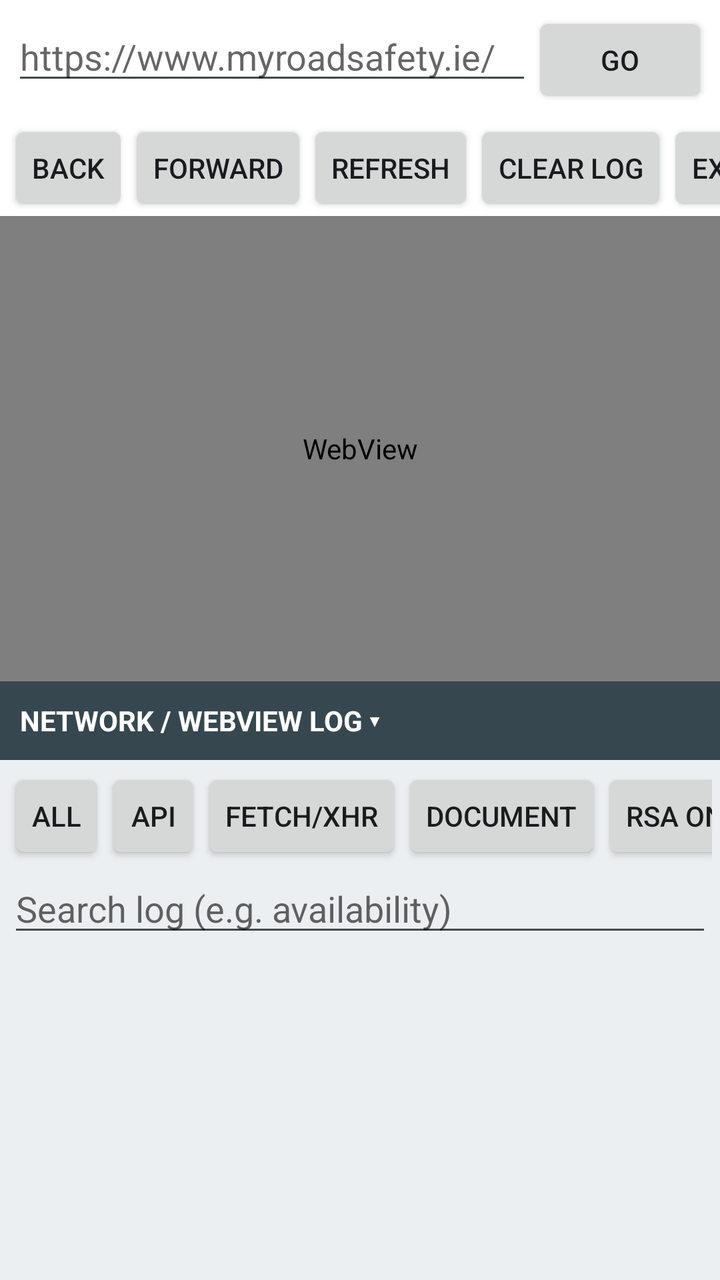
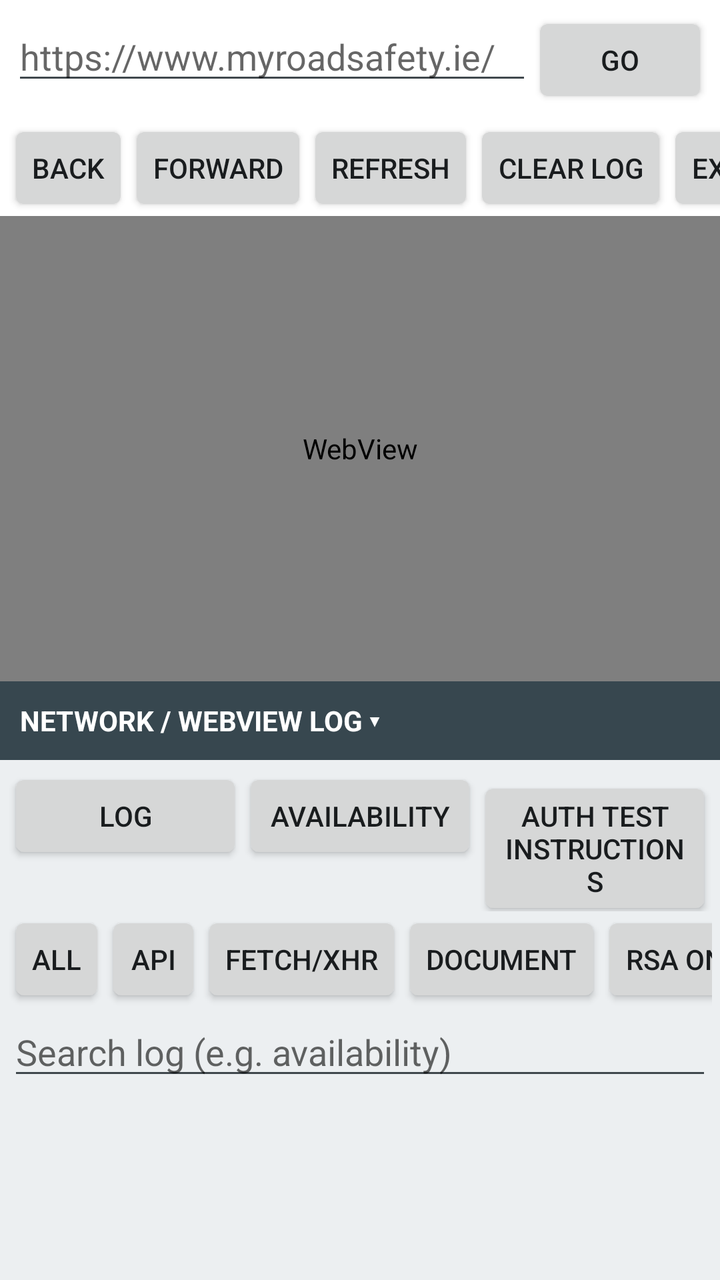

Screens rendered from an Android XML layout before and after an edit, with the pre-edit source and the edit as a unified diff.
<!-- AndroidManifest.xml: application theme AppTheme -->
<!-- res/layout/activity_main.xml -->
<?xml version="1.0" encoding="utf-8"?>
<LinearLayout xmlns:android="http://schemas.android.com/apk/res/android"
    android:layout_width="match_parent"
    android:layout_height="match_parent"
    android:orientation="vertical"
    android:background="@color/background">

    <TextView
        android:id="@+id/restrictionBanner"
        android:layout_width="match_parent"
        android:layout_height="wrap_content"
        android:background="@color/restrictionRed"
        android:textColor="@android:color/white"
        android:textStyle="bold"
        android:textSize="16sp"
        android:gravity="center"
        android:padding="14dp"
        android:visibility="gone"
        android:text="@string/restriction_warning" />

    <LinearLayout
        android:layout_width="match_parent"
        android:layout_height="wrap_content"
        android:orientation="horizontal"
        android:padding="6dp">

        <EditText
            android:id="@+id/addressBar"
            android:layout_width="0dp"
            android:layout_weight="1"
            android:layout_height="wrap_content"
            android:singleLine="true"
            android:inputType="textUri"
            android:imeOptions="actionGo"
            android:hint="@string/address_bar_hint" />

        <Button
            android:id="@+id/goButton"
            android:layout_width="wrap_content"
            android:layout_height="wrap_content"
            android:text="@string/action_go" />
    </LinearLayout>

    <HorizontalScrollView
        android:layout_width="match_parent"
        android:layout_height="wrap_content"
        android:scrollbars="none">

        <LinearLayout
            android:layout_width="wrap_content"
            android:layout_height="wrap_content"
            android:orientation="horizontal"
            android:paddingStart="4dp"
            android:paddingEnd="4dp">

            <Button android:id="@+id/backButton" style="?android:attr/buttonStyleSmall"
                android:layout_width="wrap_content" android:layout_height="wrap_content"
                android:text="@string/action_back" />
            <Button android:id="@+id/forwardButton" style="?android:attr/buttonStyleSmall"
                android:layout_width="wrap_content" android:layout_height="wrap_content"
                android:text="@string/action_forward" />
            <Button android:id="@+id/refreshButton" style="?android:attr/buttonStyleSmall"
                android:layout_width="wrap_content" android:layout_height="wrap_content"
                android:text="@string/action_refresh" />
            <Button android:id="@+id/clearLogButton" style="?android:attr/buttonStyleSmall"
                android:layout_width="wrap_content" android:layout_height="wrap_content"
                android:text="@string/action_clear_log" />
            <Button android:id="@+id/exportLogButton" style="?android:attr/buttonStyleSmall"
                android:layout_width="wrap_content" android:layout_height="wrap_content"
                android:text="@string/action_export_log" />
            <Button android:id="@+id/copyLogButton" style="?android:attr/buttonStyleSmall"
                android:layout_width="wrap_content" android:layout_height="wrap_content"
                android:text="@string/action_copy_log" />
        </LinearLayout>
    </HorizontalScrollView>

    <WebView
        android:id="@+id/webView"
        android:layout_width="match_parent"
        android:layout_height="0dp"
        android:layout_weight="1" />

    <TextView
        android:id="@+id/logToggleHeader"
        android:layout_width="match_parent"
        android:layout_height="wrap_content"
        android:background="@color/panelHeader"
        android:textColor="@android:color/white"
        android:textStyle="bold"
        android:padding="10dp"
        android:clickable="true"
        android:focusable="true"
        android:text="@string/log_panel_title_expanded" />

    <LinearLayout
        android:id="@+id/logPanelBody"
        android:layout_width="match_parent"
        android:layout_height="260dp"
        android:orientation="vertical"
        android:background="@color/panelBody"
        android:padding="4dp">

        <HorizontalScrollView
            android:layout_width="match_parent"
            android:layout_height="wrap_content"
            android:scrollbars="none">

            <LinearLayout
                android:layout_width="wrap_content"
                android:layout_height="wrap_content"
                android:orientation="horizontal">

                <Button android:id="@+id/filterAll" style="?android:attr/buttonStyleSmall"
                    android:layout_width="wrap_content" android:layout_height="wrap_content"
                    android:text="@string/filter_all" />
                <Button android:id="@+id/filterApi" style="?android:attr/buttonStyleSmall"
                    android:layout_width="wrap_content" android:layout_height="wrap_content"
                    android:text="@string/filter_api" />
                <Button android:id="@+id/filterFetch" style="?android:attr/buttonStyleSmall"
                    android:layout_width="wrap_content" android:layout_height="wrap_content"
                    android:text="@string/filter_fetch_xhr" />
                <Button android:id="@+id/filterDocument" style="?android:attr/buttonStyleSmall"
                    android:layout_width="wrap_content" android:layout_height="wrap_content"
                    android:text="@string/filter_document" />
                <Button android:id="@+id/filterRsa" style="?android:attr/buttonStyleSmall"
                    android:layout_width="wrap_content" android:layout_height="wrap_content"
                    android:text="@string/filter_rsa_only" />
            </LinearLayout>
        </HorizontalScrollView>

        <EditText
            android:id="@+id/searchBox"
            android:layout_width="match_parent"
            android:layout_height="wrap_content"
            android:singleLine="true"
            android:hint="@string/search_hint" />

        <ListView
            android:id="@+id/logListView"
            android:layout_width="match_parent"
            android:layout_height="0dp"
            android:layout_weight="1"
            android:divider="@color/panelHeader"
            android:dividerHeight="1dp" />
    </LinearLayout>

</LinearLayout>
<!-- resources referenced by this layout -->
<resources>
  <color name="background">#FFFFFF</color>
  <color name="panelBody">#ECEFF1</color>
  <color name="panelHeader">#37474F</color>
  <color name="restrictionRed">#B71C1C</color>
  <string name="action_back">Back</string>
  <string name="action_clear_log">Clear Log</string>
  <string name="action_copy_log">Copy Log</string>
  <string name="action_export_log">Export Log</string>
  <string name="action_forward">Forward</string>
  <string name="action_go">Go</string>
  <string name="action_refresh">Refresh</string>
  <string name="address_bar_hint">https://www.myroadsafety.ie/</string>
  <string name="filter_all">ALL</string>
  <string name="filter_api">API</string>
  <string name="filter_document">DOCUMENT</string>
  <string name="filter_fetch_xhr">FETCH/XHR</string>
  <string name="filter_rsa_only">RSA ONLY</string>
  <string name="log_panel_title_expanded">NETWORK / WEBVIEW LOG  ▾</string>
  <string name="restriction_warning">RSA ACCESS RESTRICTION DETECTED — STOP TESTING</string>
  <string name="search_hint">Search log (e.g. availability)</string>
  <style name="AppTheme" parent="@android:style/Theme.DeviceDefault.Light.NoActionBar">
          <item name="android:colorPrimary">@color/accent</item>
          <item name="android:statusBarColor">@color/accent</item>
          <item name="android:windowBackground">@color/background</item>
      </style>
  <color name="accent">#1565C0</color>
</resources>

<!-- the commit's change to res/layout/activity_main.xml (unified diff, before → after) -->
@@ -17,6 +17,18 @@
         android:padding="14dp"
         android:visibility="gone"
         android:text="@string/restriction_warning" />
+
+    <TextView
+        android:id="@+id/timerBanner"
+        android:layout_width="match_parent"
+        android:layout_height="wrap_content"
+        android:background="@color/accent"
+        android:textColor="@android:color/white"
+        android:textStyle="bold"
+        android:textSize="15sp"
+        android:gravity="center"
+        android:padding="10dp"
+        android:visibility="gone" />
 
     <LinearLayout
         android:layout_width="match_parent"
@@ -100,7 +112,24 @@
         android:background="@color/panelBody"
         android:padding="4dp">
 
+        <LinearLayout
+            android:layout_width="match_parent"
+            android:layout_height="wrap_content"
+            android:orientation="horizontal">
+
+            <Button android:id="@+id/tabLogButton" style="?android:attr/buttonStyleSmall"
+                android:layout_width="0dp" android:layout_weight="1" android:layout_height="wrap_content"
+                android:text="@string/tab_log" />
+            <Button android:id="@+id/tabAvailabilityButton" style="?android:attr/buttonStyleSmall"
+                android:layout_width="0dp" android:layout_weight="1" android:layout_height="wrap_content"
+                android:text="@string/tab_availability" />
+            <Button android:id="@+id/authTestButton" style="?android:attr/buttonStyleSmall"
+                android:layout_width="0dp" android:layout_weight="1" android:layout_height="wrap_content"
+                android:text="@string/action_auth_test" />
+        </LinearLayout>
+
         <HorizontalScrollView
+            android:id="@+id/filterRow"
             android:layout_width="match_parent"
             android:layout_height="wrap_content"
             android:scrollbars="none">
<!-- resource entries referenced after the edit -->
@@ -4,6 +4,7 @@
   <color name="panelBody">#ECEFF1</color>
   <color name="panelHeader">#37474F</color>
   <color name="restrictionRed">#B71C1C</color>
+  <string name="action_auth_test">AUTH TEST INSTRUCTIONS</string>
   <string name="action_back">Back</string>
   <string name="action_clear_log">Clear Log</string>
   <string name="action_copy_log">Copy Log</string>
@@ -20,6 +21,8 @@
   <string name="log_panel_title_expanded">NETWORK / WEBVIEW LOG  ▾</string>
   <string name="restriction_warning">RSA ACCESS RESTRICTION DETECTED — STOP TESTING</string>
   <string name="search_hint">Search log (e.g. availability)</string>
+  <string name="tab_availability">AVAILABILITY</string>
+  <string name="tab_log">LOG</string>
   <style name="AppTheme" parent="@android:style/Theme.DeviceDefault.Light.NoActionBar">
           <item name="android:colorPrimary">@color/accent</item>
           <item name="android:statusBarColor">@color/accent</item>
